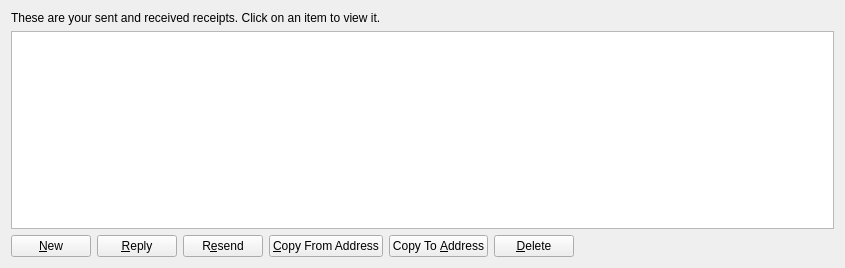
First picture: the form in src/qt/forms/receiptpage.ui, repository thelonecrouton/bitcredit, before the edit.
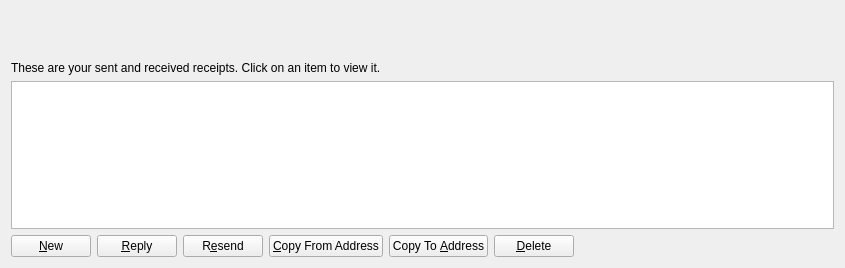
Second picture: the form after the edit. Icons and pictures are not drawn.

```diff
--- a/src/qt/forms/receiptpage.ui
+++ b/src/qt/forms/receiptpage.ui
@@ -17,6 +17,26 @@
    <string notr="true"/>
   </property>
   <layout class="QVBoxLayout" name="verticalLayout">
+   <item>
+    <widget class="QFrame" name="verticalFrame">
+     <property name="minimumSize">
+      <size>
+       <width>800</width>
+       <height>44</height>
+      </size>
+     </property>
+     <property name="maximumSize">
+      <size>
+       <width>800</width>
+       <height>44</height>
+      </size>
+     </property>
+     <property name="styleSheet">
+      <string notr="true">background:transparent;sss</string>
+     </property>
+     <layout class="QVBoxLayout" name="verticalLayout_9"/>
+    </widget>
+   </item>
    <item>
     <widget class="QLabel" name="labelExplanation">
      <property name="styleSheet">
```
